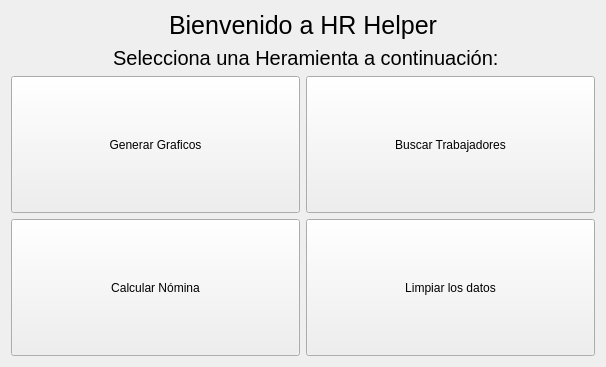
First picture: the form in GUI/.ui/MainUI.ui, repository Equipo-Alfalfa/HR-Helper, before the edit.
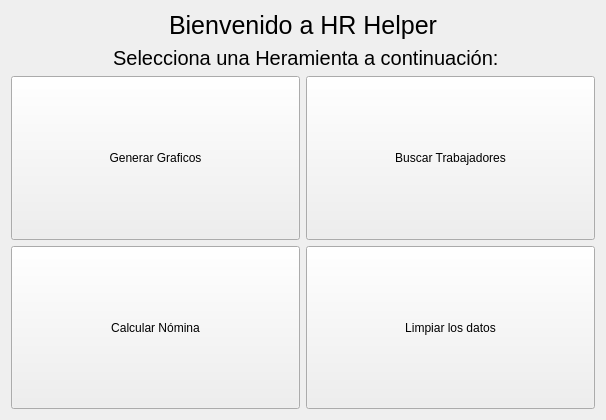
Second picture: the form after the edit. Icons and pictures are not drawn.

Diff of the .ui file:
```diff
--- a/GUI/.ui/MainUI.ui
+++ b/GUI/.ui/MainUI.ui
@@ -7,7 +7,7 @@
     <x>0</x>
     <y>0</y>
     <width>606</width>
-    <height>367</height>
+    <height>420</height>
    </rect>
   </property>
   <property name="sizePolicy">
@@ -19,7 +19,7 @@
   <property name="minimumSize">
    <size>
     <width>606</width>
-    <height>150</height>
+    <height>400</height>
    </size>
   </property>
   <property name="windowTitle">
@@ -104,8 +104,8 @@
        </property>
        <property name="maximumSize">
         <size>
-         <width>16777215</width>
-         <height>500</height>
+         <width>10000</width>
+         <height>200</height>
         </size>
        </property>
        <property name="text">
@@ -139,8 +139,8 @@
        </property>
        <property name="maximumSize">
         <size>
-         <width>16777215</width>
-         <height>500</height>
+         <width>10000</width>
+         <height>200</height>
         </size>
        </property>
        <property name="text">
@@ -164,8 +164,8 @@
        </property>
        <property name="maximumSize">
         <size>
-         <width>16777215</width>
-         <height>500</height>
+         <width>10000</width>
+         <height>200</height>
         </size>
        </property>
        <property name="text">
@@ -199,8 +199,8 @@
        </property>
        <property name="maximumSize">
         <size>
-         <width>16777215</width>
-         <height>500</height>
+         <width>10000</width>
+         <height>200</height>
         </size>
        </property>
        <property name="text">
```
Left out of the diff: 2 changed lines with no effect on the pictures.
